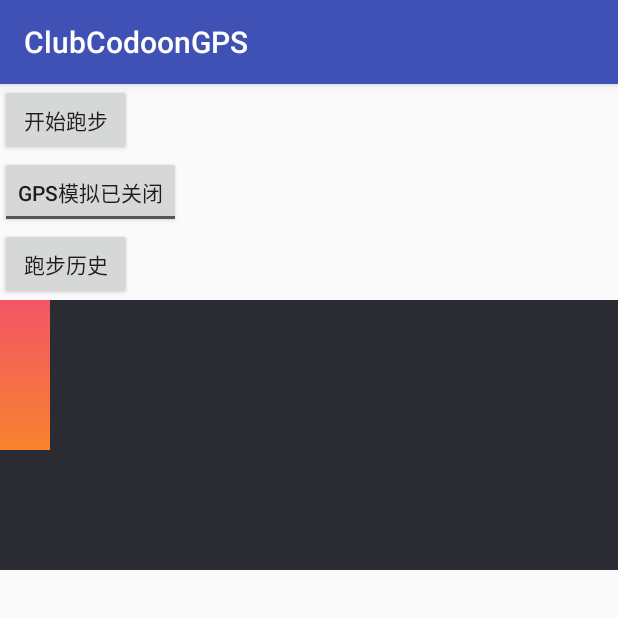
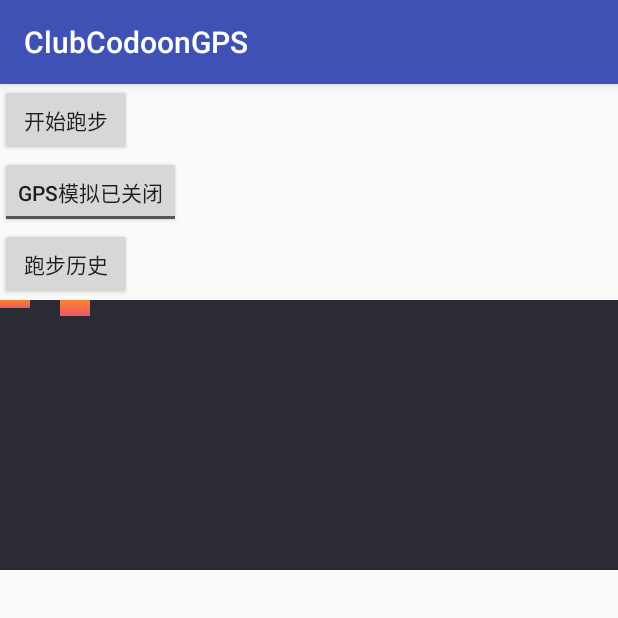
Before and after one commit to huyanqi/GPS, an Android app: the screen it shows after launch (MainActivity), on a phone screen of 412 x 824 dp, the top half of it. Run offline under Robolectric (Android 15) with nearby library versions, the phone set to English and light mode, and no system bars; libraries missing offline, so code that uses them is left out: com.facebook.drawee, com.tencent.bugly, org.litepal; 1 statement that could not run was skipped.

Commit message:
修复保存记录与实际记录内容统一问题

```diff
--- a/gps/src/main/assets/litepal.xml
+++ b/gps/src/main/assets/litepal.xml
@@ -8,6 +8,8 @@
         <mapping class="com.codoon.clubgps.bean.GPSPoint"></mapping>
         <mapping class="com.codoon.clubgps.bean.HistoryDetail"></mapping>
         <mapping class="com.codoon.clubgps.bean.HistoryGPSPoint"></mapping>
+        <mapping class="com.codoon.clubgps.bean.HistoryCount"></mapping>
+        <mapping class="com.codoon.clubgps.bean.HistoryCountRelation"></mapping>
 
     </list>
 
--- a/gps/src/main/java/com/codoon/clubgps/bean/HistoryListViewLine.java
+++ b/gps/src/main/java/com/codoon/clubgps/bean/HistoryListViewLine.java
@@ -1,7 +1,9 @@
 package com.codoon.clubgps.bean;
 
 import android.graphics.Canvas;
+import android.graphics.LinearGradient;
 import android.graphics.Paint;
+import android.graphics.Shader;
 
 /**
  * Created by Frankie on 2017/1/6.
@@ -15,25 +17,33 @@ public class HistoryListViewLine {
     private int height;//线条的高度
     private String topText;//顶部显示的文本
     private String bottomText;//底部显示的文本
-    private int marginLeft;//左对齐距离
 
     private int x;
     private int y;
 
+    private int gradientStartColor = 0Xfff8832e;//线条渐变色
+    private int gradientEndColor = 0xfff35566;
+    private Shader mShader;
+    private Paint gradientPaint;
+
     private HistoryListViewLine(){}
-
-    public HistoryListViewLine (int x, int y, int width, int height, String topText, String bottomText, int marginLeft) {
+    public HistoryListViewLine (int x, int y, int width, int height, String topText, String bottomText) {
         this.x = x;
         this.y = y;
         this.width = width;
         this.height = height;
         this.topText = topText;
         this.bottomText = bottomText;
-        this.marginLeft = marginLeft;
+        gradientPaint = new Paint();
+        mShader = new LinearGradient(width ,0, width, height,new int[] {gradientStartColor, gradientEndColor},null,Shader.TileMode.MIRROR);
+        gradientPaint.setShader(mShader);
+        //gradientPaint.setShadowLayer(10, 10, 10, );
+        gradientPaint.setAntiAlias(true);
     }
 
-    public void draw(Canvas canvas, Paint linePaint){
-        canvas.drawRect(x , y, x + width, y + height, linePaint);
+    public void draw(Canvas canvas){
+
+        canvas.drawRect(x , y, x + width, y + height, gradientPaint);
     }
 
 }
--- a/gps/src/main/java/com/codoon/clubgps/service/GPSService.java
+++ b/gps/src/main/java/com/codoon/clubgps/service/GPSService.java
@@ -98,7 +98,6 @@ public class GPSService extends Service implements AMapLocationListener, TraceLi
             mTraceLocationList.add(new TraceLocation(aMapLocation.getLongitude(), aMapLocation.getLatitude(), 0, 0, aMapLocation.getTime()));
             if(mTraceLocationList.size() > 30)
                 mTraceClient.queryProcessedTrace(1, mTraceLocationList, LBSTraceClient.TYPE_AMAP, this);
-            System.out.println("点数:"+mTraceLocationList.size());
 
             if (lastGPSPoint == null) {
                 //跑步开始
--- a/gps/src/main/java/com/codoon/clubgps/ui/GPSControllerActivity.java
+++ b/gps/src/main/java/com/codoon/clubgps/ui/GPSControllerActivity.java
@@ -126,6 +126,7 @@ public class GPSControllerActivity extends AppCompatActivity implements GPSServi
             //已有运动记录产生
             //先保存还未保存的点
             savePoints2DB(mGPSPoints);
+            mGPSPoints.clear();
             //跳转
             GPSPreviewActivity.start(GPSControllerActivity.this, 1024, runDistance, runTime, avgPace);
         } else {
--- a/gps/src/main/java/com/codoon/clubgps/widget/HistoryListGroupView.java
+++ b/gps/src/main/java/com/codoon/clubgps/widget/HistoryListGroupView.java
@@ -9,6 +9,9 @@ import com.codoon.clubgps.R;
 
 /**
  * Created by Frankie on 2017/1/6.
+ *
+ * 主要任务：
+ *      将生成的统计，传给HistoryListView
  */
 
 public class HistoryListGroupView extends LinearLayout {
--- a/gps/src/main/java/com/codoon/clubgps/widget/HistoryListView.java
+++ b/gps/src/main/java/com/codoon/clubgps/widget/HistoryListView.java
@@ -3,13 +3,13 @@ package com.codoon.clubgps.widget;
 import android.content.Context;
 import android.graphics.Canvas;
 import android.graphics.Color;
-import android.graphics.LinearGradient;
-import android.graphics.Paint;
-import android.graphics.Shader;
 import android.util.AttributeSet;
 import android.view.View;
 
+import com.codoon.clubgps.bean.HistoryDetail;
 import com.codoon.clubgps.bean.HistoryListViewLine;
+
+import java.util.List;
 
 /**
  * Created by Frankie on 2017/1/6.
@@ -22,11 +22,9 @@ public class HistoryListView extends View {
 
     private Context mContext;
     private String bgColor = "#2b2b34";
-    private int gradientStartColor = 0xfff35566;//线条渐变色
-    private int gradientEndColor = 0Xfff8832e;
 
-    private Paint testPaint;
     private HistoryListViewLine testLine;
+    private HistoryListViewLine testLine2;
 
     private boolean isInited;
 
@@ -51,17 +49,14 @@ public class HistoryListView extends View {
     }
 
     private void init(){
-
-        testPaint = new Paint();
-        Shader mShader = new LinearGradient(50 ,0, 50, 150,new int[] {gradientStartColor, gradientEndColor},null,Shader.TileMode.MIRROR);
-        testPaint.setShader(mShader);
-        testLine = new HistoryListViewLine(0, 0, 50, 150, "haha", "hehe", 10);
+        testLine = new HistoryListViewLine(0, 0, 30, 8, "haha", "hehe");
+        testLine2 = new HistoryListViewLine(60, 0, 30, 16, "haha", "hehe");
 
         setBackgroundColor(Color.parseColor(bgColor));
         isInited = true;
     }
 
-    public void setShowType(int showType) {
+    public void setShowType(int showType, int count, List<HistoryDetail> datas) {
         this.showType = showType;
     }
 
@@ -69,7 +64,8 @@ public class HistoryListView extends View {
     protected void onDraw(Canvas canvas) {
         if(!isInited) return;
         super.onDraw(canvas);
-        testLine.draw(canvas, testPaint);
+        testLine.draw(canvas);
+        testLine2.draw(canvas);
     }
 
 }
--- a/gps/src/main/res/values/style.xml
+++ b/gps/src/main/res/values/style.xml
@@ -7,7 +7,7 @@
         <item name="android:windowNoTitle">true</item>
         <item name="android:textColorPrimary">#333333</item>
         <item name="android:textColor">#333333</item>
-        <item name="android:background">@android:color/white</item>
+        <item name="android:background">@android:color/transparent</item>
         <item name="android:windowBackground">@android:color/transparent</item>
         <item name="android:backgroundDimEnabled">true</item><!-- 是否背景变暗 -->
         <item name="android:backgroundDimAmount">0.2</item>
```
Also changed, not shown: gps/src/main/java/com/codoon/clubgps/bean/HistoryCount.java (added, +67 -0 lines), gps/src/main/java/com/codoon/clubgps/bean/HistoryCountRelation.java (added, +41 -0 lines), gps/src/main/java/com/codoon/clubgps/bean/HistoryDetail.java (+10 -11 lines), gps/src/main/java/com/codoon/clubgps/ui/GPSPreviewActivity.java (+9 -3 lines).
